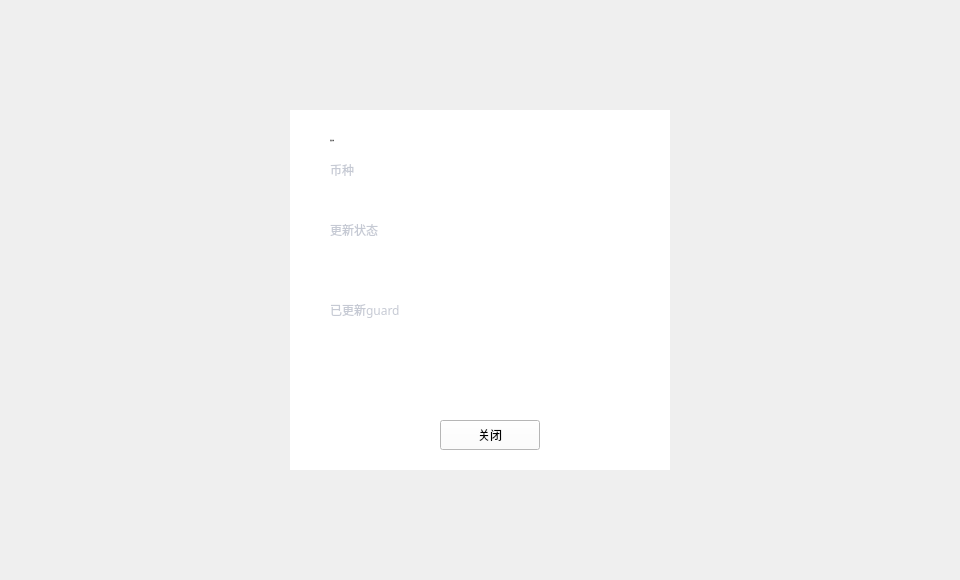
Above: LNKWallet/guard/GuardKeyUpdatingInfoDialog.ui from HcashOrg/hx-indicator before the change. Below: the same form after it.
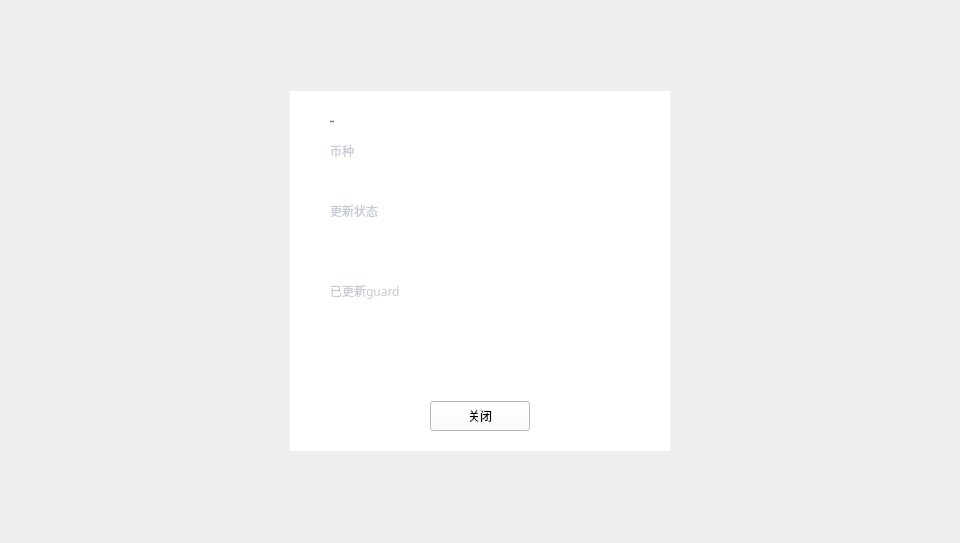
That is the form after the change.

Diff of the .ui file:
```diff
--- a/LNKWallet/guard/GuardKeyUpdatingInfoDialog.ui
+++ b/LNKWallet/guard/GuardKeyUpdatingInfoDialog.ui
@@ -7,7 +7,7 @@
     <x>0</x>
     <y>0</y>
     <width>960</width>
-    <height>580</height>
+    <height>543</height>
    </rect>
   </property>
   <property name="windowTitle">
@@ -19,7 +19,7 @@
      <x>0</x>
      <y>0</y>
      <width>960</width>
-     <height>580</height>
+     <height>543</height>
     </rect>
    </property>
    <property name="font">
@@ -33,7 +33,7 @@
     <property name="geometry">
      <rect>
       <x>290</x>
-      <y>110</y>
+      <y>91</y>
       <width>380</width>
       <height>360</height>
      </rect>
@@ -51,7 +51,7 @@
     <widget class="QToolButton" name="closeBtn">
      <property name="geometry">
       <rect>
-       <x>150</x>
+       <x>140</x>
        <y>310</y>
        <width>100</width>
        <height>30</height>
```
